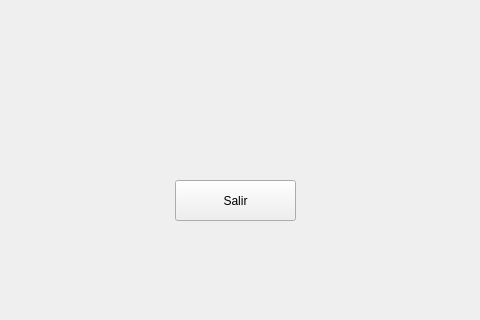
JorgeParishuana/CC311Saves, file PDSVCliente/demo.ui: the form before one commit; both pictures show x 145 to 625 and y 280 to 600 of the 800 by 600 pixel window.
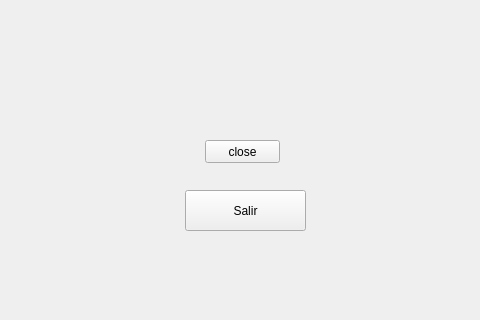
The form after the commit.

```diff
--- a/PDSVCliente/demo.ui
+++ b/PDSVCliente/demo.ui
@@ -16,8 +16,8 @@
   <widget class="QPushButton" name="pushButton">
    <property name="geometry">
     <rect>
-     <x>320</x>
-     <y>460</y>
+     <x>330</x>
+     <y>470</y>
      <width>121</width>
      <height>41</height>
     </rect>
@@ -26,6 +26,19 @@
     <string>Salir</string>
    </property>
   </widget>
+  <widget class="QPushButton" name="btn_close">
+   <property name="geometry">
+    <rect>
+     <x>350</x>
+     <y>420</y>
+     <width>75</width>
+     <height>23</height>
+    </rect>
+   </property>
+   <property name="text">
+    <string>close</string>
+   </property>
+  </widget>
  </widget>
  <resources/>
  <connections/>
```
Left out of the diff: 2 changed lines with no effect on the pictures.
